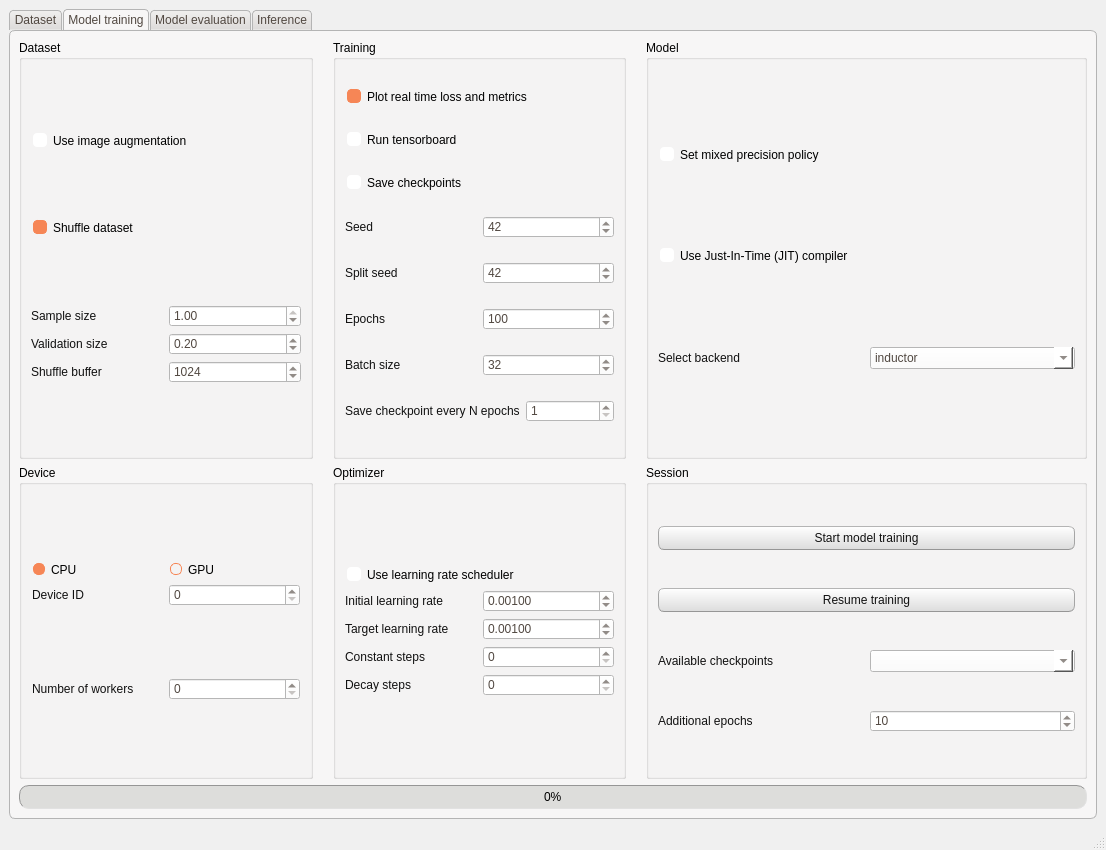
Qt form FEXT/commons/interface/layout/window_layout.ui (CTCycle/FEXT-Autoencoder) before a commit.
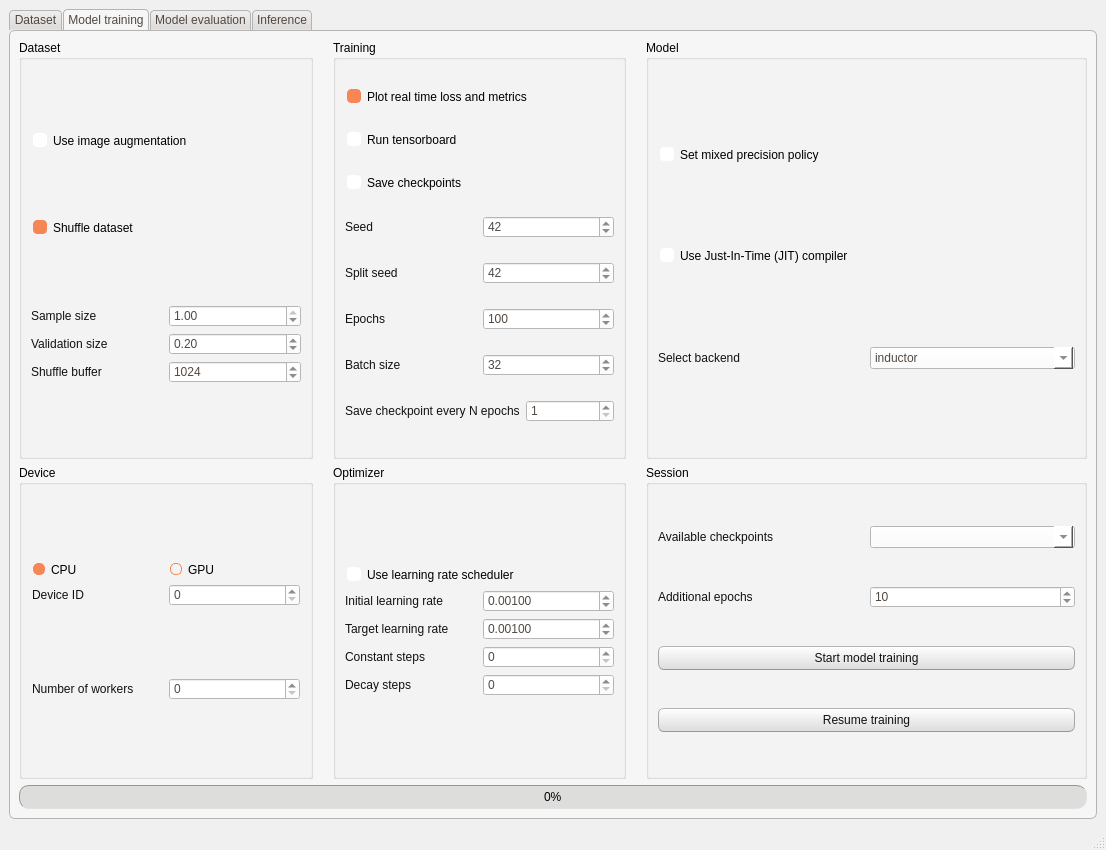
The same form after that commit.

Commit message: fixed issue with keras backend not being correctly loaded, added progress callback to training

Diff of the .ui file:
```diff
--- a/FEXT/commons/interface/layout/window_layout.ui
+++ b/FEXT/commons/interface/layout/window_layout.ui
@@ -982,20 +982,6 @@
              <string>Session</string>
             </property>
             <layout class="QVBoxLayout" name="verticalLayout_9">
-             <item>
-              <widget class="QPushButton" name="startTraining">
-               <property name="text">
-                <string>Start model training</string>
-               </property>
-              </widget>
-             </item>
-             <item>
-              <widget class="QPushButton" name="resumeTraining">
-               <property name="text">
-                <string>Resume training</string>
-               </property>
-              </widget>
-             </item>
              <item>
               <layout class="QHBoxLayout" name="horizontalLayout_20">
                <item>
@@ -1031,6 +1017,20 @@
                </item>
               </layout>
              </item>
+             <item>
+              <widget class="QPushButton" name="startTraining">
+               <property name="text">
+                <string>Start model training</string>
+               </property>
+              </widget>
+             </item>
+             <item>
+              <widget class="QPushButton" name="resumeTraining">
+               <property name="text">
+                <string>Resume training</string>
+               </property>
+              </widget>
+             </item>
             </layout>
            </widget>
           </item>
```
The commit also changes 10 other files.
